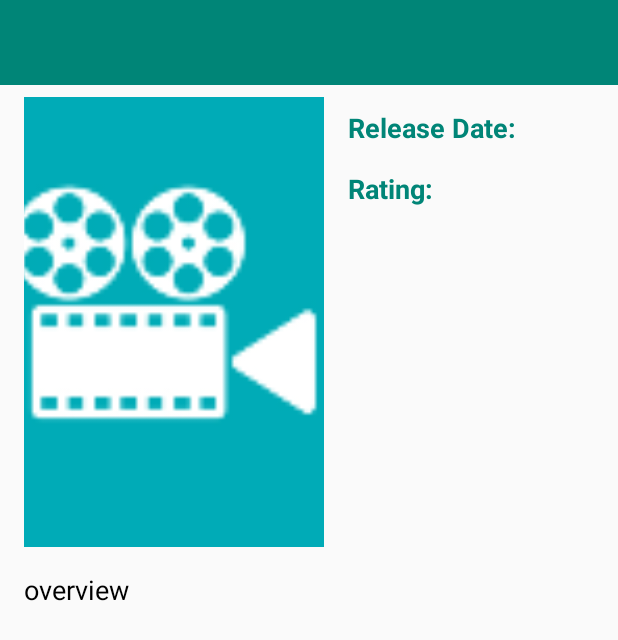
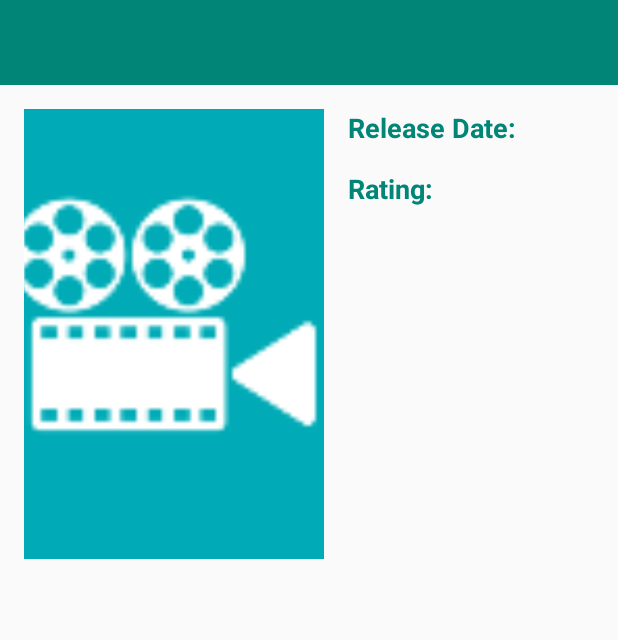
Before and after one commit to BertramSchiebel/PopularMovies, an Android app: the layout activity_detailed_movie_data.xml on its own in the app's theme, with its tools: preview values and no code run, on a phone screen of 412 x 824 dp. Shown: the top 640 px of the screen. Run offline under Robolectric (Android 15) with nearby library versions, the phone set to English and light mode, and no system bars.

Commit message:
change Detail view to a Constraint layout

```diff
--- a/app/src/main/res/layout/activity_detailed_movie_data.xml
+++ b/app/src/main/res/layout/activity_detailed_movie_data.xml
@@ -30,7 +30,7 @@
         android:visibility="invisible" />
 
     <android.support.constraint.ConstraintLayout
-        android:id="@+id/linearLayout3"
+        android:id="@+id/detailed_view_data"
         android:layout_width="match_parent"
         android:layout_height="wrap_content"
         android:layout_marginBottom="8dp">
@@ -39,27 +39,14 @@
             android:id="@+id/tv_movie_detail_title"
             android:layout_width="0dp"
             android:layout_height="wrap_content"
-            android:layout_marginBottom="8dp"
             android:background="@color/colorPrimary"
             android:padding="12dp"
             android:textColor="@color/colorWhite"
             android:textSize="24sp"
-            app:layout_constraintBottom_toTopOf="@+id/linearLayout4"
             app:layout_constraintEnd_toEndOf="parent"
             app:layout_constraintStart_toStartOf="parent"
             app:layout_constraintTop_toTopOf="parent"
             app:layout_constraintVertical_chainStyle="spread_inside"/>
-
-        <LinearLayout
-            android:id="@+id/linearLayout4"
-            android:layout_width="0dp"
-            android:layout_height="wrap_content"
-            android:layout_marginBottom="16dp"
-            android:orientation="horizontal"
-            app:layout_constraintBottom_toTopOf="@+id/tv_movie_detail_description"
-            app:layout_constraintEnd_toEndOf="parent"
-            app:layout_constraintStart_toStartOf="parent"
-            app:layout_constraintTop_toBottomOf="@+id/tv_movie_detail_title">
 
         <ImageView
             android:id="@+id/movie_detail_image"
@@ -67,62 +54,53 @@
             android:layout_height="300dp"
             android:layout_gravity="start"
             android:layout_marginStart="16dp"
+            android:layout_marginTop="16dp"
             android:contentDescription="@string/poster_image_description"
             android:scaleType="centerCrop"
+            app:layout_constraintStart_toStartOf="parent"
+            app:layout_constraintTop_toBottomOf="@+id/tv_movie_detail_title"
             tools:srcCompat="@mipmap/app_icon"/>
-
-            <LinearLayout
-                android:layout_width="match_parent"
-                android:layout_height="wrap_content"
-                android:layout_marginTop="8dp"
-                android:orientation="vertical">
 
         <TextView
             android:id="@+id/movie_detail_release_date"
-                    android:layout_width="match_parent"
-                    android:layout_height="wrap_content"
-                    android:layout_marginBottom="16dp"
-                    android:layout_marginEnd="16dp"
+            android:layout_width="wrap_content"
+            android:layout_height="0dp"
             android:layout_marginStart="16dp"
             android:text="@string/release_date"
             android:textAlignment="viewStart"
             android:textColor="@color/colorPrimary"
             android:textSize="18sp"
-                    android:textStyle="bold"/>
+            android:textStyle="bold"
+            app:layout_constraintStart_toEndOf="@+id/movie_detail_image"
+            app:layout_constraintTop_toTopOf="@+id/movie_detail_image"/>
 
         <TextView
             android:id="@+id/movie_detail_rating"
-                    android:layout_width="match_parent"
-                    android:layout_height="wrap_content"
-                    android:layout_marginBottom="16dp"
-                    android:layout_marginEnd="16dp"
-                    android:layout_marginStart="16dp"
+            android:layout_width="wrap_content"
+            android:layout_height="0dp"
+            android:layout_marginTop="16dp"
             android:text="@string/rating"
             android:textAlignment="viewStart"
             android:textColor="@color/colorPrimary"
             android:textSize="18sp"
-                    android:textStyle="bold"/>
-
-            </LinearLayout>
-
-        </LinearLayout>
+            android:textStyle="bold"
+            app:layout_constraintStart_toStartOf="@+id/movie_detail_release_date"
+            app:layout_constraintTop_toBottomOf="@+id/movie_detail_release_date"/>
 
         <TextView
             android:id="@+id/tv_movie_detail_description"
             android:layout_width="0dp"
             android:layout_height="wrap_content"
             android:layout_marginEnd="16dp"
-            android:layout_marginLeft="16dp"
-            android:layout_marginRight="16dp"
             android:layout_marginStart="16dp"
+            android:layout_marginTop="16dp"
             android:paddingBottom="16dp"
             android:textColor="@android:color/black"
             android:textSize="18sp"
             app:layout_constraintBottom_toBottomOf="parent"
             app:layout_constraintEnd_toEndOf="parent"
             app:layout_constraintStart_toStartOf="parent"
-            app:layout_constraintTop_toBottomOf="@+id/linearLayout4"
-            tools:text="@string/overview"/>
+            app:layout_constraintTop_toBottomOf="@+id/movie_detail_image"/>
 
     </android.support.constraint.ConstraintLayout>
 
--- a/build.gradle
+++ b/build.gradle
@@ -7,7 +7,7 @@ buildscript {
         jcenter()
     }
     dependencies {
-        classpath 'com.android.tools.build:gradle:3.3.0'
+        classpath 'com.android.tools.build:gradle:3.3.1'
 
 
         // NOTE: Do not place your application dependencies here; they belong
```
Lines whose indentation alone changed are shown as unchanged.
